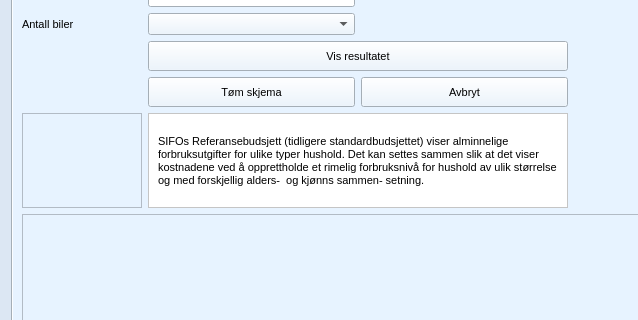
First picture: the form in source/ui/views/forms/sifo_form.ui, repository seemir/stressa, before the edit; both pictures show x 0 to 638 and y 307 to 627 of the 819 by 710 pixel window.
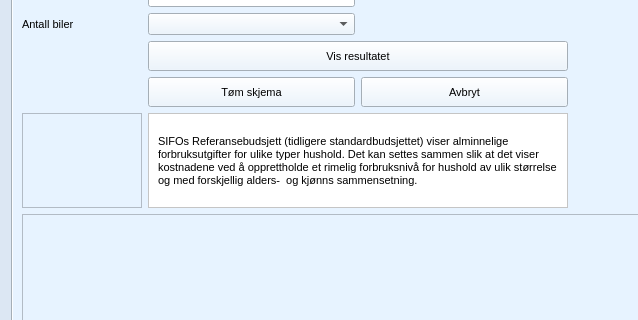
Second picture: the form after the edit. Icons and pictures are not drawn.

Commit message: Added `AA_DisableHighDpiScaling`

Diff of the .ui file:
```diff
--- a/source/ui/views/forms/sifo_form.ui
+++ b/source/ui/views/forms/sifo_form.ui
@@ -1441,7 +1441,7 @@
              </font>
             </property>
             <property name="text">
-             <string>SIFOs Referansebudsjett (tidligere standardbudsjettet) viser alminnelige forbruksutgifter for ulike typer hushold. Det kan settes sammen slik at det viser kostnadene ved å opprettholde et rimelig forbruksnivå for hushold av ulik størrelse og med forskjellig alders-  og kjønns sammen- setning. </string>
+             <string>SIFOs Referansebudsjett (tidligere standardbudsjettet) viser alminnelige forbruksutgifter for ulike typer hushold. Det kan settes sammen slik at det viser kostnadene ved å opprettholde et rimelig forbruksnivå for hushold av ulik størrelse og med forskjellig alders-  og kjønns sammensetning. </string>
             </property>
             <property name="alignment">
              <set>Qt::AlignLeading|Qt::AlignLeft|Qt::AlignVCenter</set>
```
The commit also changes 2 other files.
